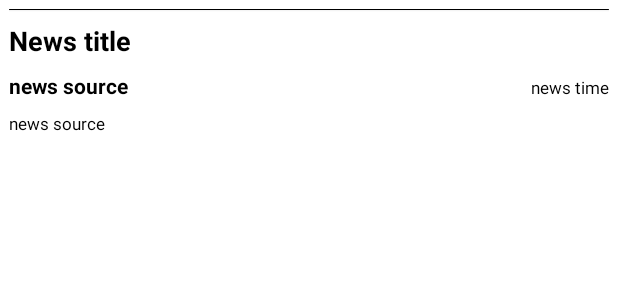
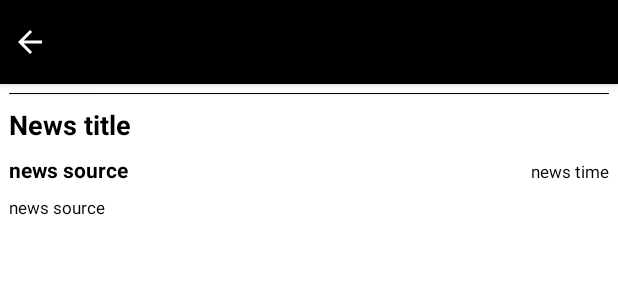
Before and after one commit to DmytroDyshuk/NewsRecap, an Android app: the layout fragment_news_details.xml on its own in the app's theme, with its tools: preview values and no code run, on a phone screen of 412 x 824 dp. Shown: the top 300 px of the screen. Run offline under Robolectric (Android 15) with nearby library versions, the phone set to English and light mode, and no system bars; Roboto replaces fonts that are not available here.

Commit message:
ui update, code cleanup

```diff
--- /dev/null
+++ b/app/src/main/res/drawable/vector_arrow_back_icon.xml
@@ -0,0 +1,5 @@
+<vector android:autoMirrored="true" android:height="24dp"
+    android:tint="#FFFFFF" android:viewportHeight="24"
+    android:viewportWidth="24" android:width="24dp" xmlns:android="http://schemas.android.com/apk/res/android">
+    <path android:fillColor="@android:color/white" android:pathData="M20,11H7.83l5.59,-5.59L12,4l-8,8 8,8 1.41,-1.41L7.83,13H20v-2z"/>
+</vector>
--- a/app/src/main/res/layout/fragment_news_details.xml
+++ b/app/src/main/res/layout/fragment_news_details.xml
@@ -1,10 +1,51 @@
 <?xml version="1.0" encoding="utf-8"?>
-<ScrollView xmlns:android="http://schemas.android.com/apk/res/android"
+<androidx.constraintlayout.widget.ConstraintLayout xmlns:android="http://schemas.android.com/apk/res/android"
     xmlns:tools="http://schemas.android.com/tools"
     xmlns:app="http://schemas.android.com/apk/res-auto"
     android:layout_width="match_parent"
     android:layout_height="match_parent"
     tools:context=".ui.fragments.news_details.ui.NewsDetailsFragment">
+
+    <com.google.android.material.appbar.AppBarLayout
+        android:id="@+id/app_bar_layout"
+        android:layout_width="match_parent"
+        android:layout_height="wrap_content"
+        android:theme="@style/ThemeOverlay.AppCompat.Dark.ActionBar"
+        app:layout_constraintStart_toStartOf="parent"
+        app:layout_constraintTop_toTopOf="parent"
+        app:layout_constraintEnd_toEndOf="parent">
+
+        <LinearLayout
+            android:layout_width="match_parent"
+            android:layout_height="wrap_content"
+            android:orientation="horizontal"
+            android:gravity="center"
+            android:layout_marginStart="8dp"
+            android:layout_marginEnd="8dp">
+
+            <ImageView
+                android:id="@+id/iv_back"
+                android:layout_width="wrap_content"
+                android:layout_height="wrap_content"
+                android:src="@drawable/vector_arrow_back_icon" />
+
+            <androidx.appcompat.widget.Toolbar
+                android:id="@+id/toolbar"
+                android:layout_width="match_parent"
+                android:layout_height="?attr/actionBarSize"
+                android:background="?attr/colorPrimary"/>
+
+        </LinearLayout>
+
+    </com.google.android.material.appbar.AppBarLayout>
+
+    <ScrollView
+        android:layout_width="match_parent"
+        android:layout_height="0dp"
+        app:layout_constraintTop_toBottomOf="@id/app_bar_layout"
+        app:layout_constraintStart_toStartOf="parent"
+        app:layout_constraintEnd_toEndOf="parent"
+        app:layout_constraintBottom_toBottomOf="parent">
 
         <LinearLayout
             android:layout_width="match_parent"
@@ -86,3 +127,5 @@
         </LinearLayout>
 
     </ScrollView>
+
+</androidx.constraintlayout.widget.ConstraintLayout>
```
Also changed, not shown: app/src/main/java/com/example/newsrecap/ui/fragments/news_details/ui/NewsDetailsFragment.kt (+8 -0 lines), app/src/main/java/com/example/newsrecap/ui/fragments/news_list/ui/NewsListFragment.kt (+15 -29 lines), app/src/main/res/layout/fragment_news_list.xml (+1 -7 lines), app/src/main/res/drawable/vector_menu_icon.xml (renamed from app/src/main/res/drawable/ic_menu_24.xml). Lines whose indentation alone changed are shown as unchanged.
